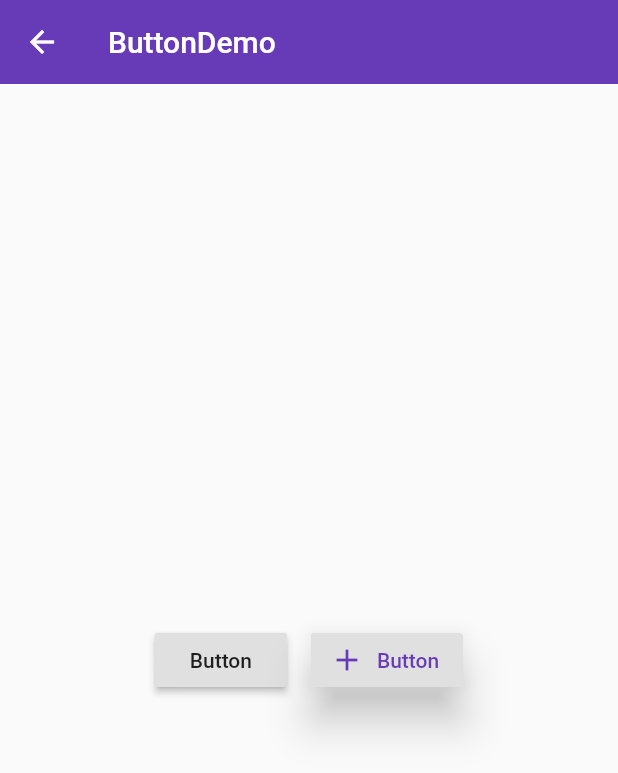
After one commit to capricorntb/flutter, a Flutter app: the Buttons screen opened by its route, after a tap on "Button", on a phone screen of 412 x 824 dp. The commit adds this screen. Shown: the top 773 px of the screen. Run offline on Flutter 3.47's test engine with Material 2 defaults, Android fonts, the phone set to English and light mode, and no system bars.

Commit message:
按钮相关的控件使用

```diff
--- /dev/null
+++ b/lib/demo/buttons.dart
@@ -0,0 +1,179 @@
+import 'package:flutter/material.dart';
+import './popup_menu_button_demo.dart';
+import './form_demo.dart';
+import './checkbox_demo.dart';
+import './radio_demo.dart';
+import './switch_demo.dart';
+import './slider_demo.dart';
+import './datetime_demo.dart';
+
+class Buttons extends StatelessWidget {
+  @override
+  Widget build(BuildContext context) {
+    return Scaffold(
+      appBar: AppBar(
+        title: Text('Buttons'),
+        elevation: 0.0,
+      ),
+      body: ListView(
+        children: <Widget>[
+          ListItem(title: 'SliderDemo', page: SliderDemo()),
+          ListItem(title: 'CheckboxButtonDemo', page: CheckboxDemo()),
+          ListItem(title: 'PopupMenuButton', page: PopupMenuButtonDemo()),
+          ListItem(title: 'form', page: FormDemo()),
+          ListItem(title: 'RadioButton', page: RadioDemo()),
+          ListItem(title: 'SwitchButton', page: SwitchDemo()),
+          ListItem(title: 'DatetimeDemo', page: DateTimeDemo()),
+          ListItem(
+            title: 'Button',
+            page: ButtonDemo(),
+          ),
+          ListItem(
+            title: 'FloatingActionButton',
+            page: FloatingActionButtonDemo(),
+          )
+        ],
+      ),
+    );
+  }
+}
+
+class ButtonDemo extends StatelessWidget {
+  @override
+  Widget build(BuildContext context) {
+    final Widget FlatButtonDemo = Row(
+      mainAxisAlignment: MainAxisAlignment.center,
+      children: <Widget>[
+        FlatButton(
+          child: Text('Button'),
+          onPressed: () {},
+          splashColor: Colors.purpleAccent,
+          textColor: Theme.of(context).accentColor,
+        ),
+        FlatButton.icon(
+          icon: Icon(Icons.toc),
+          label: Text('Button'),
+          onPressed: () {},
+          splashColor: Colors.purpleAccent,
+          textColor: Theme.of(context).accentColor,
+        ),
+      ],
+    );
+
+    return Scaffold(
+      appBar: AppBar(
+        title: Text('ButtonDemo'),
+        elevation: 0.0,
+      ),
+      body: Container(
+        padding: EdgeInsets.all(16.0),
+        child: Column(
+          mainAxisAlignment: MainAxisAlignment.center,
+          children: <Widget>[
+            Row(
+              mainAxisAlignment: MainAxisAlignment.center,
+              children: <Widget>[
+                RaisedButton(
+                  child: Text('Button'),
+                  onPressed: () {},
+                  splashColor: Colors.purpleAccent,
+                  // color: Theme.of(context).accentColor,
+                  // textColor: Colors.white,
+                  // textTheme: ButtonTextTheme.primary,
+                ),
+                SizedBox(
+                  width: 16.0,
+                ),
+                RaisedButton.icon(
+                  icon: Icon(Icons.add),
+                  label: Text('Button'),
+                  onPressed: () {},
+                  splashColor: Colors.purpleAccent,
+                  textColor: Theme.of(context).accentColor,
+                  elevation: 12.0,
+                ),
+              ],
+            )
+          ],
+        ),
+      ),
+    );
+  }
+}
+
+class _WidgetDemo extends StatelessWidget {
+  @override
+  Widget build(BuildContext context) {
+    return Scaffold(
+      appBar: AppBar(
+        title: Text('_WidgetDemo'),
+        elevation: 0.0,
+      ),
+      body: Container(
+        padding: EdgeInsets.all(16.0),
+        child: Column(
+          mainAxisAlignment: MainAxisAlignment.center,
+          children: <Widget>[
+            Row(
+              mainAxisAlignment: MainAxisAlignment.center,
+              children: <Widget>[],
+            )
+          ],
+        ),
+      ),
+    );
+  }
+}
+
+class FloatingActionButtonDemo extends StatelessWidget {
+  @override
+  Widget build(BuildContext context) {
+    final Widget _FloatingActionButton = FloatingActionButton(
+      onPressed: () {},
+      child: Icon(Icons.add),
+      elevation: 0.0,
+      backgroundColor: Colors.black,
+      // // shape: BeveledRectangleBorder(
+      //   borderRadius: BorderRadius.circular(30.0)
+      // ),
+    );
+
+    final Widget _floatingActionButtonExtended = FloatingActionButton.extended(
+      onPressed: () {},
+      icon: Icon(Icons.add),
+      label: Text('Add'),
+    );
+    return Scaffold(
+        appBar: AppBar(
+          title: Text('FloatingActionButtonDemo'),
+          elevation: 0.0,
+        ),
+        floatingActionButton: _floatingActionButtonExtended,
+        floatingActionButtonLocation: FloatingActionButtonLocation.centerDocked,
+        bottomNavigationBar: BottomAppBar(
+          child: Container(
+            height: 80,
+          ),
+          shape: CircularNotchedRectangle(),
+        ));
+  }
+}
+
+class ListItem extends StatelessWidget {
+  final String title;
+  final Widget page;
+
+  ListItem({this.title, this.page});
+
+  @override
+  Widget build(BuildContext context) {
+    return ListTile(
+      title: Text(title),
+      onTap: () {
+        Navigator.of(context).push(
+          MaterialPageRoute(builder: (context) => page),
+        );
+      },
+    );
+  }
+}
--- a/lib/demo/form_demo.dart
+++ b/lib/demo/form_demo.dart
@@ -4,6 +4,9 @@ class FormDemo extends StatelessWidget {
   @override
   Widget build(BuildContext context) {
     return Scaffold(
+      appBar: AppBar(
+        title: Text('Form Demo'),
+      ),
       body: Theme(
         data: Theme.of(context).copyWith(
           primaryColor: Colors.teal,
--- a/lib/main.dart
+++ b/lib/main.dart
@@ -9,6 +9,8 @@ import 'demo/view_demo.dart';
 import 'demo/sliver_demo.dart';
 import 'demo/navigator_demo.dart';
 import 'demo/form_demo.dart';
+import 'demo/buttons.dart';
+
 
 void main() {
   runApp(App());
@@ -21,12 +23,13 @@ class App extends StatelessWidget {
         debugShowCheckedModeBanner: false,
         // home: Home(),
         // home: NavigatorDemo(), //把这个函数移到下面,用根路由指向它。
-        initialRoute: '/form',
+        initialRoute: '/buttons',
         routes: {
           // '/': (context) => NavigatorDemo(),
           '/': (context) => Home(),
           '/about': (context) => Page(title: '关于',),
           '/form': (context) => FormDemo(),
+          '/buttons': (context) => Buttons(),
         },
         theme: ThemeData(
           primarySwatch: Colors.deepPurple,
--- a/pubspec.yaml
+++ b/pubspec.yaml
@@ -19,6 +19,7 @@ dependencies:
   # The following adds the Cupertino Icons font to your application.
   # Use with the CupertinoIcons class for iOS style icons.
   cupertino_icons: ^0.1.2
+  intl: 0.15.7
 
 dev_dependencies:
   flutter_test:
```
Also changed, not shown: lib/demo/checkbox_demo.dart (added, +59 -0 lines), lib/demo/datetime_demo.dart (added, +80 -0 lines), lib/demo/popup_menu_button_demo.dart (added, +55 -0 lines), lib/demo/radio_demo.dart (added, +73 -0 lines), lib/demo/slider_demo.dart (added, +49 -0 lines), lib/demo/switch_demo.dart (added, +58 -0 lines).
